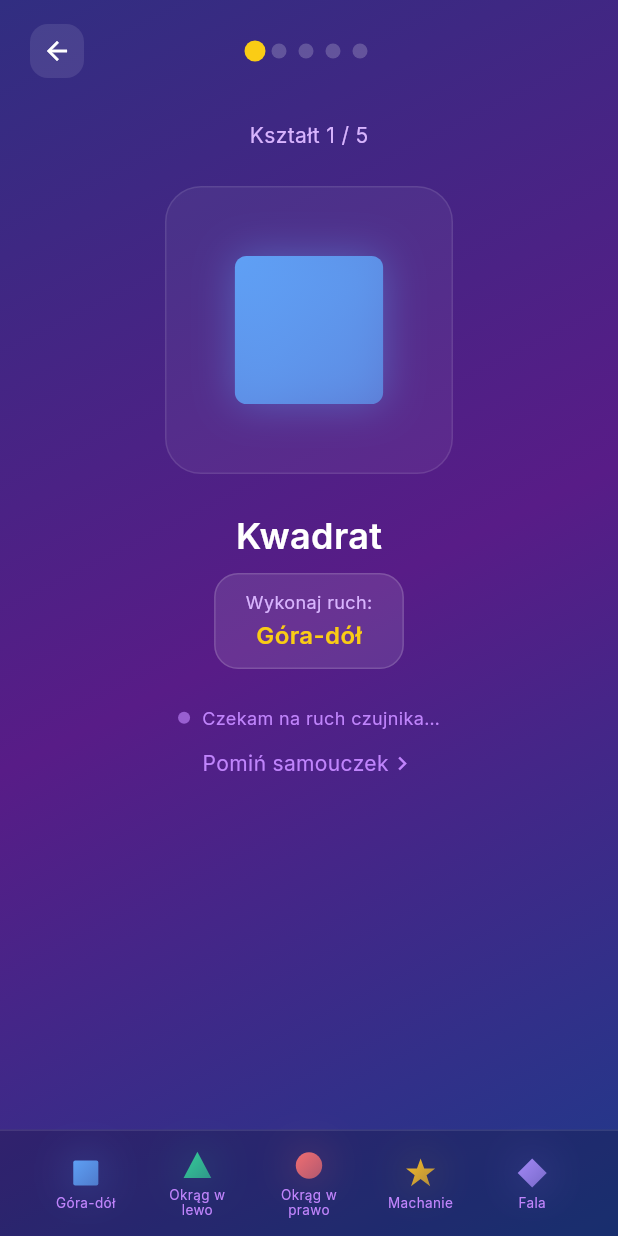
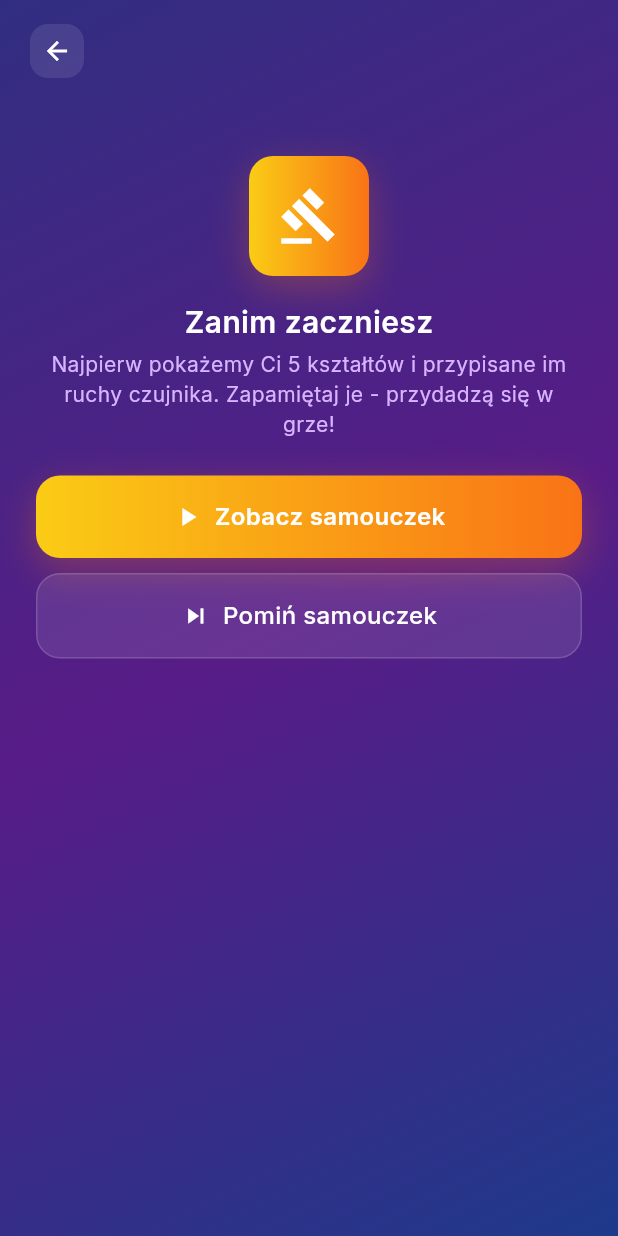
Before and after one commit to agatarafalowicz/theshape, a Flutter app: the GameScreen widget shown alone on an empty page, opened directly with empty values, on a phone screen of 412 x 824 dp. Run offline on Flutter 3.47's test engine with Material 3 defaults, Android fonts, the phone set to English and light mode, and no system bars; our stand-ins replace flutter_blue_plus, google_fonts, permission_handler, shared_preferences; accounts and stored records are empty; network calls fail.

Commit message:
Feat: add tutorial prompt before starting the game

```diff
--- a/lib/screens/game_screen.dart
+++ b/lib/screens/game_screen.dart
@@ -65,7 +65,7 @@ List<_Pair> _buildMapping() {
   return List<_Pair>.generate(_shapes.length, (i) => _Pair(_shapes[i], mov[i]));
 }
 
-enum _Phase { learning, bravo, ready, playing, finished }
+enum _Phase { intro, learning, bravo, ready, playing, finished }
 
 enum _RoundResult { none, correct, incorrect }
 
@@ -87,7 +87,7 @@ class GameScreen extends StatefulWidget {
 
 class _GameScreenState extends State<GameScreen> with TickerProviderStateMixin {
   late List<_Pair> _mapping;
-  _Phase _phase = _Phase.learning;
+  _Phase _phase = _Phase.intro;
   int _learnIdx = 0;
 
   List<_Pair> _gameShapes = [];
@@ -132,7 +132,6 @@ class _GameScreenState extends State<GameScreen> with TickerProviderStateMixin {
       vsync: this,
       duration: const Duration(milliseconds: 1100),
     )..repeat(reverse: true);
-    _scheduleLearningAdvance();
     _accSub = _service.accStream.listen((s) {
       setState(() => _lastAcc = s);
       if (_phase == _Phase.playing) _localAccBuf.add(s);
@@ -350,7 +349,7 @@ class _GameScreenState extends State<GameScreen> with TickerProviderStateMixin {
     setState(() {
       _mapping = _buildMapping();
       _learnIdx = 0;
-      _phase = _Phase.learning;
+      _phase = _Phase.intro;
       _score = 0;
       _roundResult = _RoundResult.none;
       _totalTimeUsed = 0;
@@ -358,7 +357,6 @@ class _GameScreenState extends State<GameScreen> with TickerProviderStateMixin {
       _lastPrediction = null;
       _expectedMovement = null;
     });
-    _scheduleLearningAdvance();
   }
 
   @override
@@ -389,7 +387,9 @@ class _GameScreenState extends State<GameScreen> with TickerProviderStateMixin {
 
   Widget _topBar() {
     Widget center;
-    if (_phase == _Phase.learning || _phase == _Phase.bravo) {
+    if (_phase == _Phase.intro) {
+      center = const SizedBox.shrink();
+    } else if (_phase == _Phase.learning || _phase == _Phase.bravo) {
       center = Row(
         mainAxisSize: MainAxisSize.min,
         children: [
@@ -504,6 +504,8 @@ class _GameScreenState extends State<GameScreen> with TickerProviderStateMixin {
 
   Widget _content() {
     switch (_phase) {
+      case _Phase.intro:
+        return _introContent();
       case _Phase.learning:
       case _Phase.bravo:
         return _learningContent();
@@ -514,6 +516,113 @@ class _GameScreenState extends State<GameScreen> with TickerProviderStateMixin {
       case _Phase.finished:
         return _finishedContent();
     }
+  }
+
+  Widget _introContent() {
+    return SingleChildScrollView(
+      padding: const EdgeInsets.symmetric(horizontal: 24, vertical: 16),
+      child: Column(
+        children: [
+          const SizedBox(height: 24),
+          Container(
+            width: 80,
+            height: 80,
+            decoration: BoxDecoration(
+              gradient: AppColors.ctaGradient,
+              borderRadius: BorderRadius.circular(16),
+              boxShadow: [
+                BoxShadow(
+                  color: AppColors.orange500.withValues(alpha: 0.30),
+                  blurRadius: 22,
+                  offset: const Offset(0, 8),
+                ),
+              ],
+            ),
+            child: const Icon(Icons.gavel, color: Colors.white, size: 40),
+          ),
+          const SizedBox(height: 16),
+          const Text(
+            'Zanim zaczniesz',
+            style: TextStyle(
+              color: Colors.white,
+              fontSize: 20,
+              fontWeight: FontWeight.w600,
+            ),
+          ),
+          const SizedBox(height: 4),
+          Text(
+            'Najpierw pokażemy Ci 5 kształtów i przypisane im ruchy czujnika. Zapamiętaj je - przydadzą się w grze!',
+            textAlign: TextAlign.center,
+            style: TextStyle(color: AppColors.purple300, fontSize: 14),
+          ),
+          const SizedBox(height: 24),
+          GestureDetector(
+            onTap: () {
+              setState(() => _phase = _Phase.learning);
+              _scheduleLearningAdvance();
+            },
+            child: Container(
+              width: double.infinity,
+              padding: const EdgeInsets.symmetric(vertical: 16),
+              decoration: BoxDecoration(
+                gradient: AppColors.ctaGradient,
+                borderRadius: BorderRadius.circular(16),
+                boxShadow: [
+                  BoxShadow(
+                    color: AppColors.orange500.withValues(alpha: 0.30),
+                    blurRadius: 22,
+                    offset: const Offset(0, 8),
+                  ),
+                ],
+              ),
+              child: const Row(
+                mainAxisAlignment: MainAxisAlignment.center,
+                children: [
+                  Icon(Icons.play_arrow, color: Colors.white, size: 20),
+                  SizedBox(width: 8),
+                  Text(
+                    'Zobacz samouczek',
+                    style: TextStyle(
+                      color: Colors.white,
+                      fontSize: 16,
+                      fontWeight: FontWeight.w600,
+                    ),
+                  ),
+                ],
+              ),
+            ),
+          ),
+          const SizedBox(height: 10),
+          GestureDetector(
+            onTap: () => setState(() => _phase = _Phase.ready),
+            child: Container(
+              width: double.infinity,
+              padding: const EdgeInsets.symmetric(vertical: 16),
+              decoration: BoxDecoration(
+                color: Colors.white.withValues(alpha: 0.10),
+                borderRadius: BorderRadius.circular(16),
+                border: Border.all(color: Colors.white.withValues(alpha: 0.15)),
+              ),
+              child: const Row(
+                mainAxisAlignment: MainAxisAlignment.center,
+                children: [
+                  Icon(Icons.skip_next, color: Colors.white, size: 20),
+                  SizedBox(width: 8),
+                  Text(
+                    'Pomiń samouczek',
+                    style: TextStyle(
+                      color: Colors.white,
+                      fontSize: 16,
+                      fontWeight: FontWeight.w500,
+                    ),
+                  ),
+                ],
+              ),
+            ),
+          ),
+        ],
+      ),
+    );
   }
 
   Widget _learningContent() {
```
